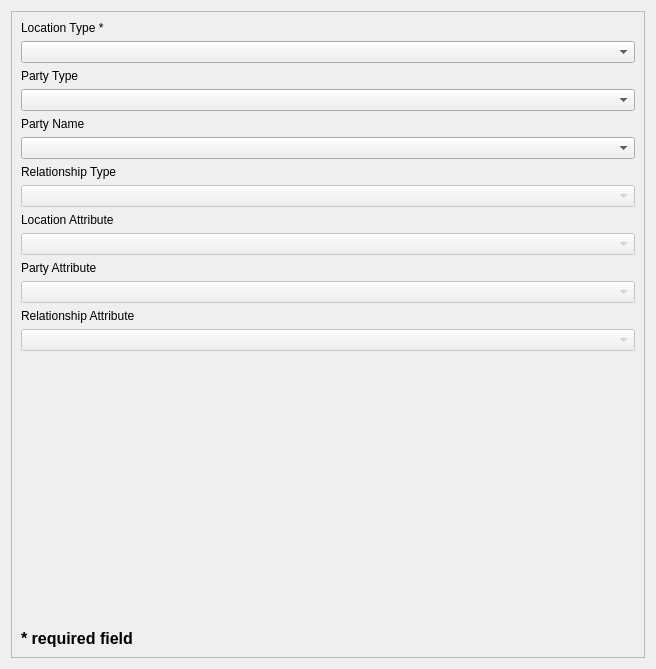
Cadasta/cadasta-qgis-plugin, file cadasta/gui/ui/wizard/step_project_update04.ui: the form before one commit.
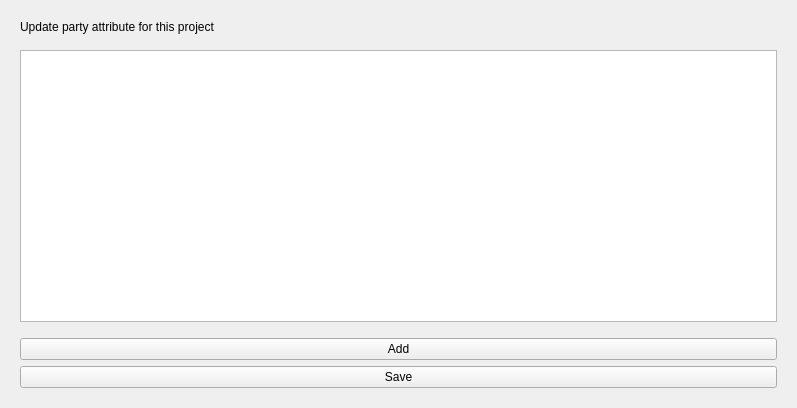
The form after the commit. Custom widgets are drawn as their Qt base class.

The edit to the form file:
```diff
--- a/cadasta/gui/ui/wizard/step_project_update04.ui
+++ b/cadasta/gui/ui/wizard/step_project_update04.ui
@@ -6,8 +6,8 @@
    <rect>
     <x>0</x>
     <y>0</y>
-    <width>656</width>
-    <height>669</height>
+    <width>797</width>
+    <height>408</height>
    </rect>
   </property>
   <property name="sizePolicy">
@@ -22,6 +22,9 @@
   <layout class="QVBoxLayout" name="verticalLayout_2">
    <item>
     <widget class="QScrollArea" name="scrollArea">
+     <property name="frameShape">
+      <enum>QFrame::NoFrame</enum>
+     </property>
      <property name="widgetResizable">
       <bool>true</bool>
      </property>
@@ -30,124 +33,74 @@
        <rect>
         <x>0</x>
         <y>0</y>
-        <width>630</width>
-        <height>643</height>
+        <width>773</width>
+        <height>384</height>
        </rect>
       </property>
       <layout class="QVBoxLayout" name="verticalLayout">
        <item>
         <widget class="QLabel" name="label">
          <property name="text">
-          <string>Location Type *</string>
+          <string>Update party attribute for this project</string>
          </property>
-        </widget>
-       </item>
-       <item>
-        <widget class="QgsFieldComboBox" name="location_type_box"/>
-       </item>
-       <item>
-        <widget class="QLabel" name="label_2">
-         <property name="text">
-          <string>Party Type</string>
+         <property name="wordWrap">
+          <bool>true</bool>
          </property>
         </widget>
        </item>
        <item>
-        <widget class="QgsFieldComboBox" name="party_type_box"/>
-       </item>
-       <item>
-        <widget class="QLabel" name="label_4">
-         <property name="text">
-          <string>Party Name</string>
+        <spacer name="verticalSpacer_2">
+         <property name="orientation">
+          <enum>Qt::Vertical</enum>
          </property>
-        </widget>
-       </item>
-       <item>
-        <widget class="QgsFieldComboBox" name="party_name_box"/>
-       </item>
-       <item>
-        <widget class="QLabel" name="label_5">
-         <property name="text">
-          <string>Relationship Type</string>
+         <property name="sizeType">
+          <enum>QSizePolicy::Maximum</enum>
          </property>
-        </widget>
-       </item>
-       <item>
-        <widget class="QgsFieldComboBox" name="relationship_type_box">
-         <property name="enabled">
-          <bool>false</bool>
+         <property name="sizeHint" stdset="0">
+          <size>
+           <width>20</width>
+           <height>10</height>
+          </size>
          </property>
-        </widget>
+        </spacer>
        </item>
        <item>
-        <widget class="QLabel" name="label_6">
-         <property name="text">
-          <string>Location Attribute </string>
-         </property>
-        </widget>
-       </item>
-       <item>
-        <widget class="QgsFieldComboBox" name="location_attribute_box">
-         <property name="enabled">
-          <bool>false</bool>
-         </property>
-         <property name="editable">
-          <bool>false</bool>
-         </property>
-        </widget>
-       </item>
-       <item>
-        <widget class="QLabel" name="label_7">
-         <property name="text">
-          <string>Party Attribute</string>
-         </property>
-        </widget>
-       </item>
-       <item>
-        <widget class="QgsFieldComboBox" name="party_attribute_box">
-         <property name="enabled">
-          <bool>false</bool>
-         </property>
-        </widget>
-       </item>
-       <item>
-        <widget class="QLabel" name="label_8">
-         <property name="text">
-          <string>Relationship Attribute</string>
-         </property>
-        </widget>
-       </item>
-       <item>
-        <widget class="QgsFieldComboBox" name="relationship_attribute_box">
-         <property name="enabled">
-          <bool>false</bool>
-         </property>
-        </widget>
+        <widget class="QTableView" name="contact_listview"/>
        </item>
        <item>
         <spacer name="verticalSpacer">
          <property name="orientation">
           <enum>Qt::Vertical</enum>
          </property>
+         <property name="sizeType">
+          <enum>QSizePolicy::Maximum</enum>
+         </property>
          <property name="sizeHint" stdset="0">
           <size>
            <width>20</width>
-           <height>40</height>
+           <height>10</height>
           </size>
          </property>
         </spacer>
        </item>
        <item>
-        <widget class="QLabel" name="label_3">
-         <property name="font">
-          <font>
-           <pointsize>12</pointsize>
-           <weight>75</weight>
-           <bold>true</bold>
-          </font>
-         </property>
+        <layout class="QHBoxLayout" name="horizontalLayout">
+         <item>
+          <widget class="QPushButton" name="add_button">
+           <property name="cursor">
+            <cursorShape>OpenHandCursor</cursorShape>
+           </property>
+           <property name="text">
+            <string>Add</string>
+           </property>
+          </widget>
+         </item>
+        </layout>
+       </item>
+       <item>
+        <widget class="QPushButton" name="save_button">
          <property name="text">
-          <string>* required field</string>
+          <string>Save</string>
          </property>
         </widget>
        </item>
@@ -157,13 +110,6 @@
    </item>
   </layout>
  </widget>
- <customwidgets>
-  <customwidget>
-   <class>QgsFieldComboBox</class>
-   <extends>QComboBox</extends>
-   <header location="global">qgis.gui</header>
-  </customwidget>
- </customwidgets>
  <resources/>
  <connections/>
 </ui>
```
Left out of the diff: 4 changed lines with no effect on the pictures.
